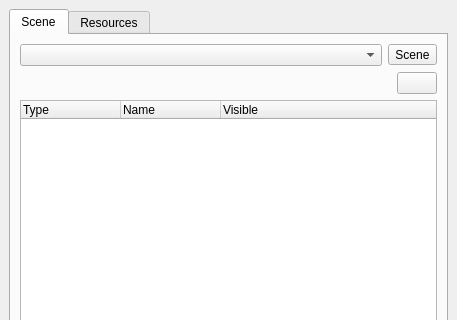
Qt form brickleedit/src/gui/scenetree/scenetreedock.ui (paarm/bricklebrit) before a commit; both pictures show x 0 to 457 and y 0 to 320 of the 457 by 751 pixel window.
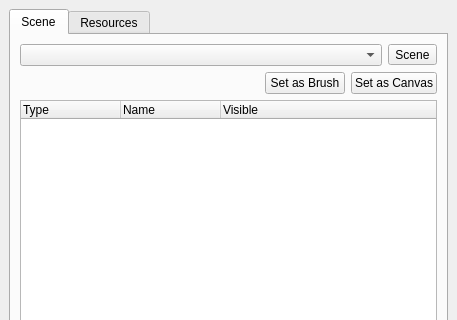
The same form after that commit. Icons and pictures are not drawn.

Commit message: select node as brush

What changed in the file:
```diff
--- a/brickleedit/src/gui/scenetree/scenetreedock.ui
+++ b/brickleedit/src/gui/scenetree/scenetreedock.ui
@@ -112,12 +112,24 @@
            </spacer>
           </item>
           <item>
-           <widget class="QPushButton" name="pushButton">
+           <widget class="QPushButton" name="setAsBrush">
+            <property name="text">
+             <string>Set as Brush</string>
+            </property>
+            <property name="icon">
+             <iconset>
+              <normalon>:/icons/brush.png</normalon>
+             </iconset>
+            </property>
+           </widget>
+          </item>
+          <item>
+           <widget class="QPushButton" name="setAsCanvas">
             <property name="toolTip">
              <string>Set as paint canvas node</string>
             </property>
             <property name="text">
-             <string/>
+             <string>Set as Canvas</string>
             </property>
             <property name="icon">
              <iconset>
```
Left out of the diff: 2 changed lines with no effect on the pictures. The commit also changes 14 other files.
